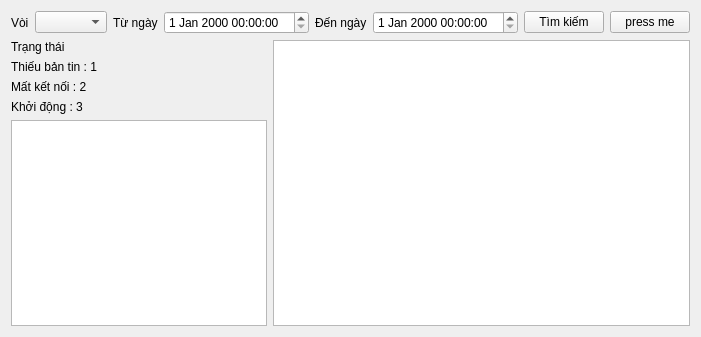
Qt form filter.ui (mrblam/uart_log_qt) before a commit.
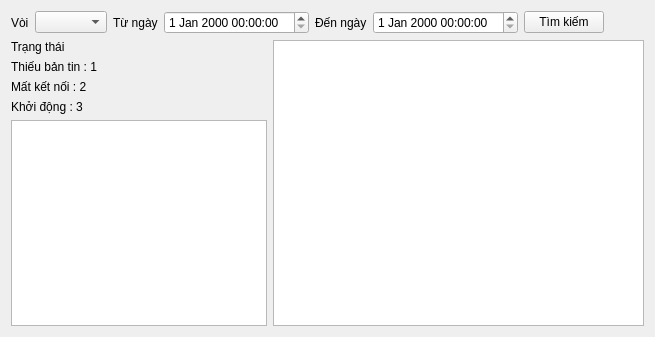
The same form after that commit.

```diff
--- a/filter.ui
+++ b/filter.ui
@@ -26,7 +26,7 @@
    <item row="0" column="0">
     <layout class="QVBoxLayout" name="verticalLayout_3">
      <item>
-      <layout class="QHBoxLayout" name="horizontalLayout_3">
+      <layout class="QHBoxLayout" name="horizontalLayout_3" stretch="0,0,1">
        <item>
         <layout class="QHBoxLayout" name="horizontalLayout_2">
          <item>
@@ -68,13 +68,6 @@
          </property>
         </widget>
        </item>
-       <item>
-        <widget class="QPushButton" name="exportPDF">
-         <property name="text">
-          <string>press me</string>
-         </property>
-        </widget>
-       </item>
        <item>
         <spacer name="horizontalSpacer_2">
          <property name="orientation">
```
